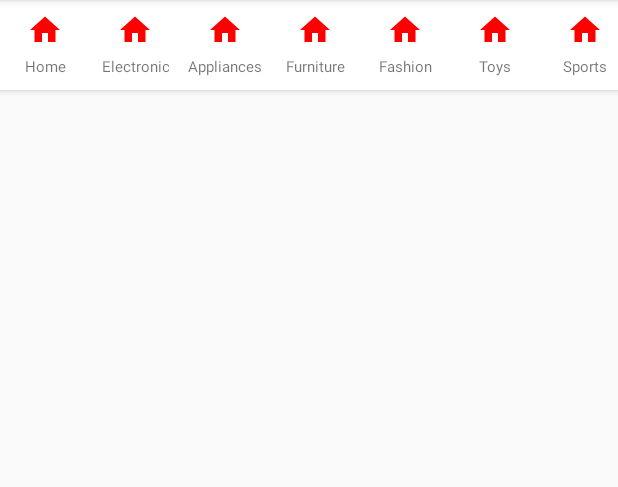
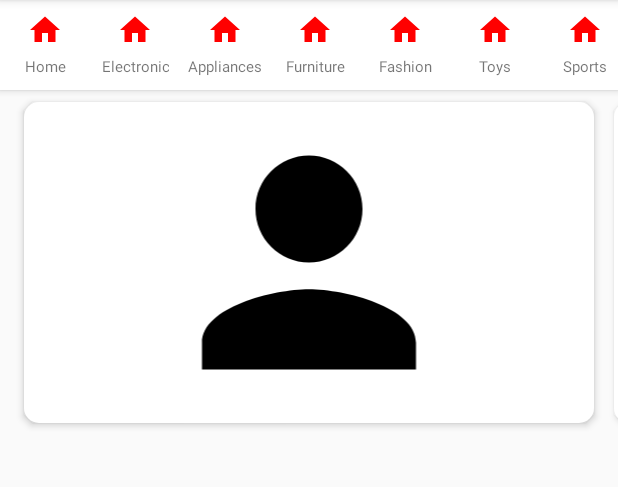
Before and after one commit to jigar-sable/The-Sweet-Spot, an Android app: the screen it shows after launch once a user with an empty profile is signed in (MainActivity), on a phone screen of 412 x 824 dp, the part 84-571 px from its top. Run offline under Robolectric (Android 15) with nearby library versions, the phone set to English and light mode, and no system bars; our stand-ins replace Firebase (no records; nobody signed in at launch, a user with empty details on screens opened directly), navigation-ui.

Commit message:
basic banner slider added

```diff
--- a/app/src/main/java/com/example/thesweetspot/HomeFragment.java
+++ b/app/src/main/java/com/example/thesweetspot/HomeFragment.java
@@ -5,13 +5,19 @@
 import androidx.fragment.app.Fragment;
 import androidx.recyclerview.widget.LinearLayoutManager;
 import androidx.recyclerview.widget.RecyclerView;
+import androidx.viewpager.widget.ViewPager;
 
+import android.os.Handler;
 import android.view.LayoutInflater;
+import android.view.MotionEvent;
 import android.view.View;
 import android.view.ViewGroup;
+import android.view.ViewParent;
 
 import java.util.ArrayList;
 import java.util.List;
+import java.util.Timer;
+import java.util.TimerTask;
 
 
 /**
@@ -26,6 +32,15 @@
 
     private RecyclerView categoryRecyclerView;
     private CategoryAdapter categoryAdapter;
+
+    //////////banner slider test
+    private ViewPager bannerSliderViewPager;
+    private List<SliderModel> sliderModelList;
+    private int currentPage = 2;
+    private Timer timer;
+    final private long DELAY_TIME = 3000;
+    final private long PERIOD_TIME = 3000;
+    //////////banner slider test
 
     @Override
     public View onCreateView(LayoutInflater inflater, ViewGroup container,
@@ -54,6 +69,108 @@
         categoryRecyclerView.setAdapter(categoryAdapter);
         categoryAdapter.notifyDataSetChanged();
 
+        //////////banner slider test
+
+        bannerSliderViewPager = view.findViewById(R.id.banner_slider_viewPager);
+
+        sliderModelList = new ArrayList<SliderModel>();
+
+        sliderModelList.add(new SliderModel(R.drawable.account_icon));
+        sliderModelList.add(new SliderModel(R.drawable.gift_icon));
+
+        sliderModelList.add(new SliderModel(R.mipmap.logo));
+        sliderModelList.add(new SliderModel(R.drawable.mail_red));
+        sliderModelList.add(new SliderModel(R.drawable.mail_green));
+        sliderModelList.add(new SliderModel(R.drawable.cart_icon));
+        sliderModelList.add(new SliderModel(R.drawable.home_icon));
+        sliderModelList.add(new SliderModel(R.drawable.account_icon));
+        sliderModelList.add(new SliderModel(R.drawable.gift_icon));
+
+        sliderModelList.add(new SliderModel(R.mipmap.logo));
+        sliderModelList.add(new SliderModel(R.mipmap.ic_clear_black_18dp));
+
+        SliderAdapter sliderAdapter = new SliderAdapter(sliderModelList);
+        bannerSliderViewPager.setAdapter(sliderAdapter);
+        bannerSliderViewPager.setClipToPadding(false);
+        bannerSliderViewPager.setPageMargin(20);
+
+        ViewPager.OnPageChangeListener onPageChangeListener = new ViewPager.OnPageChangeListener() {
+
+            @Override
+            public void onPageScrolled(int position, float positionOffset, int positionOffsetPixels) {
+
+            }
+
+            @Override
+            public void onPageSelected(int position) {
+                currentPage = position;
+            }
+
+            @Override
+            public void onPageScrollStateChanged(int state) {
+                if (state == ViewPager.SCROLL_STATE_IDLE) {
+                    pageLooper();
+                }
+            }
+        };
+
+        bannerSliderViewPager.addOnPageChangeListener(onPageChangeListener);
+
+        startBannerSlideshow();
+        bannerSliderViewPager.setOnTouchListener(new View.OnTouchListener() {
+            @Override
+            public boolean onTouch(View v, MotionEvent event) {
+                pageLooper();
+                stopBannerSlideshow();
+
+                if (event.getAction() == MotionEvent.ACTION_UP) {
+                    startBannerSlideshow();
+                }
+                return false;
+            }
+        });
+
+        //////////banner slider test
+
         return view;
     }
+
+    //////////banner slider test
+    private void pageLooper() {
+        if (currentPage == sliderModelList.size() - 2) {
+            currentPage = 2;
+            bannerSliderViewPager.setCurrentItem(currentPage, false);
+        }
+        if (currentPage == 1) {
+            currentPage = sliderModelList.size() - 3;
+            bannerSliderViewPager.setCurrentItem(currentPage, false);
+        }
+    }
+
+    private void startBannerSlideshow() {
+        final Handler handler = new Handler();
+        final Runnable update = new Runnable() {
+            @Override
+            public void run() {
+                if (currentPage >= sliderModelList.size()) {
+                    currentPage = 1;
+                }
+                bannerSliderViewPager.setCurrentItem(currentPage++, true);
+            }
+        };
+        timer = new Timer();
+        timer.schedule(new TimerTask() {
+            @Override
+            public void run() {
+                handler.post(update);
+            }
+        }, DELAY_TIME, PERIOD_TIME);
+    }
+
+    private void stopBannerSlideshow() {
+        timer.cancel();
+    }
+    //////////banner slider test
+
+
 }
--- /dev/null
+++ b/app/src/main/java/com/example/thesweetspot/SliderAdapter.java
@@ -0,0 +1,49 @@
+package com.example.thesweetspot;
+
+import android.view.LayoutInflater;
+import android.view.View;
+import android.view.ViewGroup;
+import android.widget.ImageView;
+
+import androidx.annotation.NonNull;
+import androidx.viewpager.widget.PagerAdapter;
+
+import java.util.List;
+
+public class SliderAdapter extends PagerAdapter {
+
+    private List<SliderModel> sliderModelList;
+
+    public SliderAdapter(List<SliderModel> sliderModelList) {
+        this.sliderModelList = sliderModelList;
+    }
+
+    @NonNull
+    @Override
+    public Object instantiateItem(@NonNull ViewGroup container, int position) {
+
+        View view = LayoutInflater.from(container.getContext()).inflate(R.layout.slider_layout, container, false);
+        ImageView banner = view.findViewById(R.id.banner_slide);
+        banner.setImageResource(sliderModelList.get(position).getBanner());
+        container.addView(view, 0);
+
+        return view;
+    }
+
+    @Override
+    public boolean isViewFromObject(@NonNull View view, @NonNull Object object) {
+
+        return view == object;
+    }
+
+    @Override
+    public void destroyItem(@NonNull ViewGroup container, int position, @NonNull Object object) {
+
+        container.removeView((View) object);
+    }
+
+    @Override
+    public int getCount() {
+        return sliderModelList.size();
+    }
+}
--- /dev/null
+++ b/app/src/main/java/com/example/thesweetspot/SliderModel.java
@@ -0,0 +1,17 @@
+package com.example.thesweetspot;
+
+public class SliderModel {
+    private int banner;
+
+    public SliderModel(int banner) {
+        this.banner = banner;
+    }
+
+    public int getBanner() {
+        return banner;
+    }
+
+    public void setBanner(int banner) {
+        this.banner = banner;
+    }
+}
--- /dev/null
+++ b/app/src/main/res/drawable/slider_background.xml
@@ -0,0 +1,11 @@
+<?xml version="1.0" encoding="utf-8"?>
+<layer-list xmlns:android="http://schemas.android.com/apk/res/android">
+
+    <item>
+        <shape android:shape="rectangle">
+            <solid android:color="@color/colorAccent" />
+            <corners android:radius="10dp" />
+        </shape>
+    </item>
+
+</layer-list>
--- a/app/src/main/res/layout/fragment_home.xml
+++ b/app/src/main/res/layout/fragment_home.xml
@@ -15,4 +15,16 @@
         app:layout_constraintEnd_toEndOf="parent"
         app:layout_constraintStart_toStartOf="parent"
         app:layout_constraintTop_toTopOf="parent" />
+
+    <androidx.viewpager.widget.ViewPager
+        android:id="@+id/banner_slider_viewPager"
+        android:layout_width="0dp"
+        android:layout_height="230dp"
+        android:paddingLeft="16dp"
+        android:paddingTop="8dp"
+        android:paddingRight="16dp"
+        android:paddingBottom="8dp"
+        app:layout_constraintEnd_toEndOf="parent"
+        app:layout_constraintStart_toStartOf="parent"
+        app:layout_constraintTop_toBottomOf="@+id/category_recyclerView" />
 </androidx.constraintlayout.widget.ConstraintLayout>
--- /dev/null
+++ b/app/src/main/res/layout/slider_layout.xml
@@ -0,0 +1,19 @@
+<?xml version="1.0" encoding="utf-8"?>
+<androidx.constraintlayout.widget.ConstraintLayout xmlns:android="http://schemas.android.com/apk/res/android"
+    xmlns:app="http://schemas.android.com/apk/res-auto"
+    xmlns:tools="http://schemas.android.com/tools"
+    android:layout_width="match_parent"
+    android:elevation="3dp"
+    android:background="@drawable/slider_background"
+    android:layout_height="match_parent">
+
+    <ImageView
+        android:id="@+id/banner_slide"
+        android:layout_width="match_parent"
+        android:layout_height="match_parent"
+        android:scaleType="fitCenter"
+        app:layout_constraintEnd_toEndOf="parent"
+        app:layout_constraintHorizontal_bias="0.0"
+        app:layout_constraintStart_toStartOf="parent"
+        app:srcCompat="@drawable/banner" />
+</androidx.constraintlayout.widget.ConstraintLayout>
```
Also changed, not shown: 1 other file.
